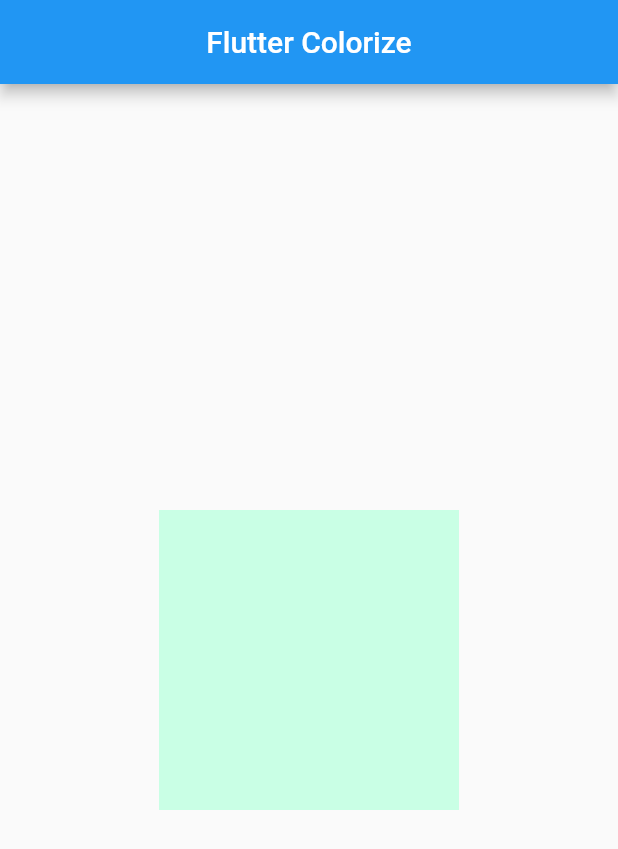
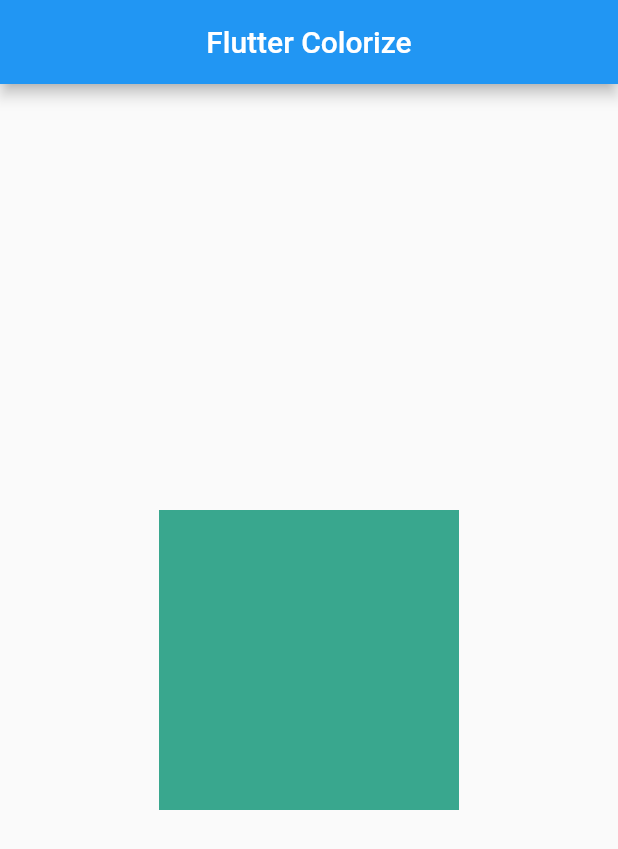
Before and after one commit to JonathanMonga/flutter_colorize, a Flutter app: the screen it shows after launch, on a phone screen of 412 x 824 dp. Shown: the top 849 px of the screen. Run offline on Flutter 3.47's test engine with Material 2 defaults, Android fonts, the phone set to English and light mode, and no system bars.

Commit message:
Initial commit :boom:

```diff
--- a/packages/flutter_colorize/example/lib/main.dart
+++ b/packages/flutter_colorize/example/lib/main.dart
@@ -26,7 +26,7 @@ class _MyAppState extends State<MyApp> {
           child: Container(
             width: 200,
             height: 200,
-            decoration: BoxDecoration(color: FlutterColorize.fcAeroblue),
+            decoration: BoxDecoration(color: FlutterColorize.fcZomp),
           ),
         ),
       ),
--- a/packages/flutter_colorize/lib/src/flutter_colorize.dart
+++ b/packages/flutter_colorize/lib/src/flutter_colorize.dart
@@ -1,6 +1,7 @@
 import 'package:flutter/material.dart';
 import 'package:flutter_colorize/src/hex.dart';
 
+/// Collection of 1000+
 class FlutterColorize {
   FlutterColorize._();
 
```
